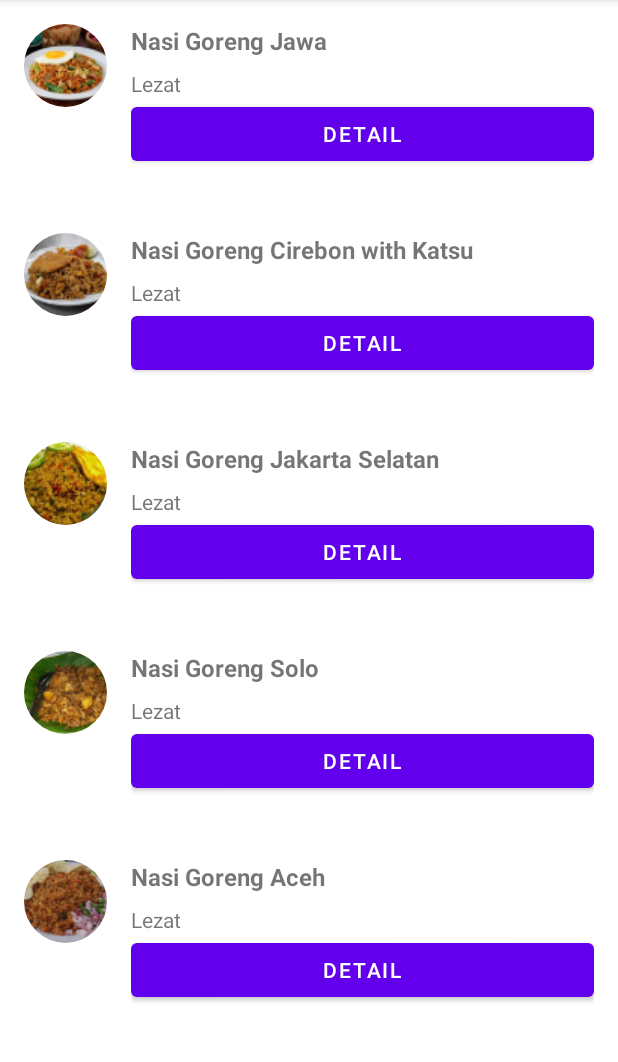
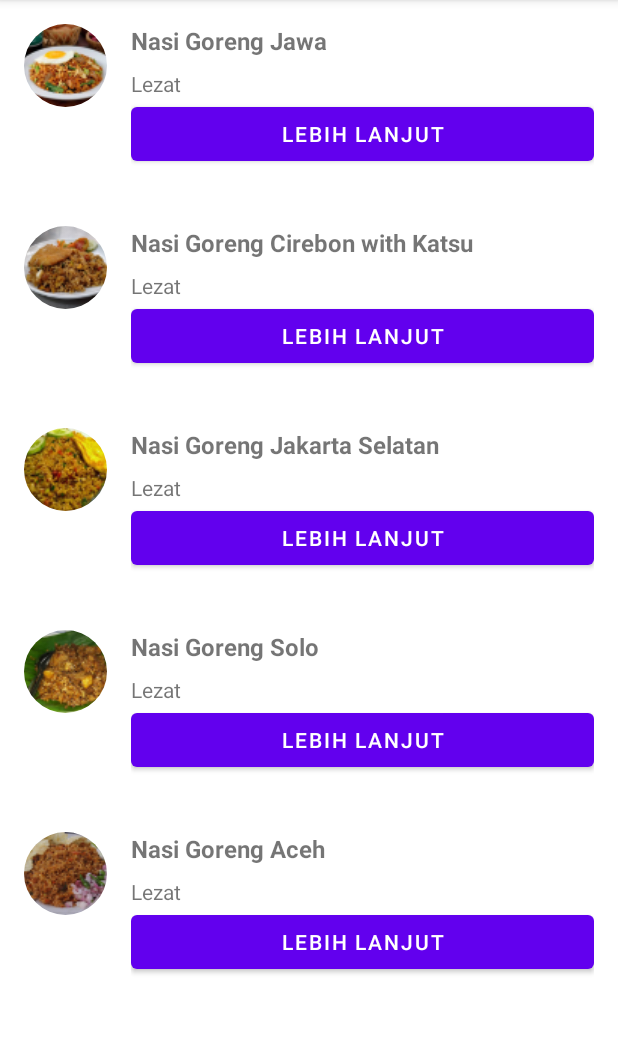
Before and after one commit to naverlyn/Penjualan_Nasi_Goreng, an Android app: the screen it shows after launch (MainActivity), on a phone screen of 412 x 824 dp, the part 84-1146 px from its top. Run offline under Robolectric (Android 15) with nearby library versions, the phone set to English and light mode, and no system bars; our stand-ins replace CircleImageView.

Commit message:
update strings

```diff
--- a/app/src/main/res/layout/item_row_nasi_goreng.xml
+++ b/app/src/main/res/layout/item_row_nasi_goreng.xml
@@ -43,8 +43,8 @@
             android:id="@+id/btn_detail_move"
             android:layout_width="match_parent"
             android:layout_height="wrap_content"
-            android:layout_marginBottom="10dp"
-            android:text="@string/detail"/>
+            android:layout_marginBottom="5dp"
+            android:text="@string/btn_detail"/>
     </LinearLayout>
 
 </LinearLayout>
```
